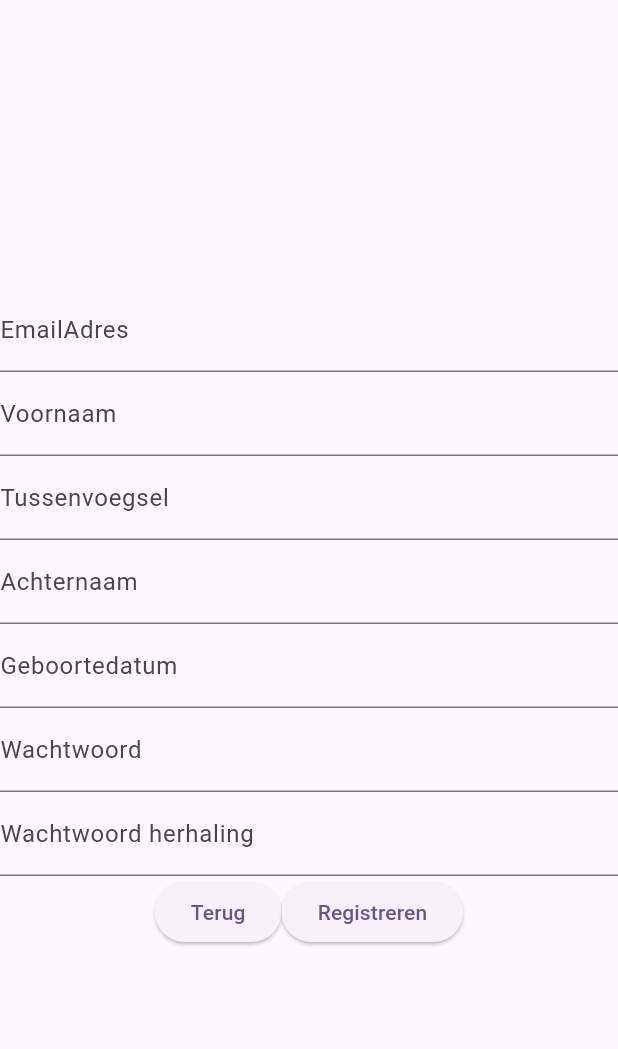
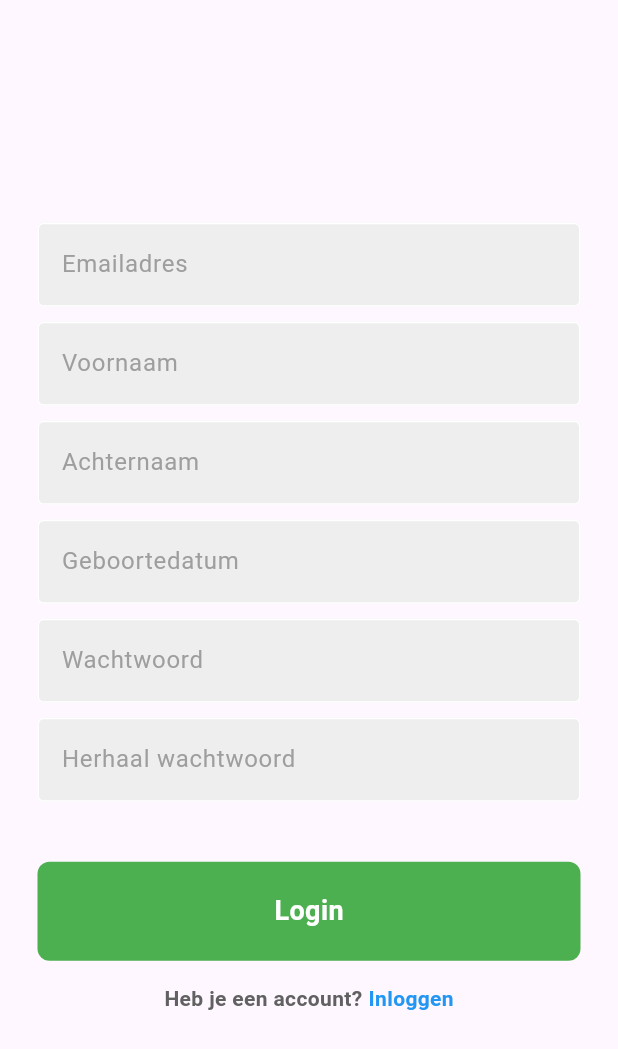
Before and after one commit to NGHRD/MoodCheckApp, a Flutter app: the RegisterPage screen opened directly, on a phone screen of 412 x 824 dp. Shown: the top 1049 px of the screen. Run offline on Flutter 3.47's test engine with Material 3 defaults, Android fonts, the phone set to English and light mode, and no system bars; our stand-ins replace google_nav_bar; network calls fail.

Commit message:
Add styled input and button components

```diff
--- /dev/null
+++ b/lib/components/my_button.dart
@@ -0,0 +1,39 @@
+import 'package:flutter/cupertino.dart';
+import 'package:flutter/material.dart';
+
+class MyButton extends StatelessWidget {
+  final String text;
+  final Function() onTab;
+
+  const MyButton({
+    super.key,
+    required this.text,
+    required this.onTab
+  });
+
+
+  @override
+  Widget build(BuildContext context) {
+    return GestureDetector(
+      onTap: onTab,
+      child: Container(
+        padding: const EdgeInsets.all(20),
+        margin: const EdgeInsets.symmetric(horizontal: 25),
+        decoration: BoxDecoration(
+            color: Colors.green,
+            borderRadius: BorderRadius.circular(8)
+        ),
+        child: Center(
+          child: Text(
+            text,
+            style: TextStyle(
+                color: Colors.white,
+                fontWeight: FontWeight.bold,
+                fontSize: 18
+            ),
+          ),
+        ),
+      ),
+    );
+  }
+}
--- /dev/null
+++ b/lib/components/my_textfield.dart
@@ -0,0 +1,45 @@
+import 'package:flutter/cupertino.dart';
+import 'package:flutter/material.dart';
+
+class MyTextfield extends StatelessWidget {
+  final controller;
+  final String hintText;
+  final bool obscureText, readOnly;
+  final void Function()? onTab;
+
+  const MyTextfield({
+    super.key,
+    required this.controller,
+    required this.hintText,
+    required this.readOnly,
+    required this.obscureText,
+    this.onTab,
+  });
+
+  @override
+  Widget build(BuildContext context) {
+    return Padding(
+      padding: const EdgeInsets.symmetric(horizontal: 25.0),
+      child: TextField(
+        onTap: onTab,
+        readOnly: readOnly,
+        controller: controller,
+        obscureText: obscureText,
+        decoration: InputDecoration(
+            enabledBorder: const OutlineInputBorder(
+                borderSide: BorderSide(color: Colors.white)
+            ),
+            focusedBorder: OutlineInputBorder(
+                borderSide: BorderSide(color: Colors.grey.shade400)
+            ),
+            filled: true,
+            fillColor: Colors.grey.shade200,
+            hintText: hintText,
+          hintStyle: TextStyle(
+            color: Colors.grey[500]
+          )
+        ),
+      ),
+    );
+  }
+}
--- a/lib/main.dart
+++ b/lib/main.dart
@@ -14,7 +14,6 @@ class MyApp extends StatelessWidget {
       debugShowCheckedModeBanner: false,
       title: 'Mood Check',
       theme: ThemeData(
-        colorScheme: ColorScheme.fromSeed(seedColor: Colors.deepPurple),
         useMaterial3: true,
       ),
       home: const LoginPage(),
--- a/lib/pages/register_page.dart
+++ b/lib/pages/register_page.dart
@@ -1,8 +1,11 @@
 import 'package:flutter/cupertino.dart';
 import 'package:flutter/material.dart';
 import 'package:intl/intl.dart';
+import 'package:mood_check/components/my_textfield.dart';
 import 'package:mood_check/pages/login_page.dart';
 import 'package:mood_check/services/auth_service.dart';
+
+import '../components/my_button.dart';
 
 class RegisterPage extends StatefulWidget {
   const RegisterPage({super.key});
@@ -20,7 +23,32 @@ class _RegisterPageState extends State<RegisterPage> {
   TextEditingController _passwordController = TextEditingController();
   TextEditingController _passwordCheckController = TextEditingController();
 
- final _auth = AuthService();
+  final _auth = AuthService();
+
+  void openCalender() async{
+    DateTime? pickedDate = await showDatePicker(
+        context: context,
+        initialDate: DateTime(2000),
+        firstDate:DateTime(1900),
+        lastDate: DateTime(DateTime.now().year - 18)
+    );
+    if(pickedDate != null ){
+      setState(() {
+        _birthdateController.text = DateFormat('yyyy-dd-MM').format(pickedDate);//set foratted date to TextField value.
+      });
+    }
+  }
+
+  void registerUser() {
+    _auth.register(
+      _emailController.text,
+      _firstNameController.text,
+      _prefixController.text,
+      _lastNameController.text,
+      _birthdateController.text,
+      _passwordController.text
+    );
+  }
 
   @override
   Widget build(BuildContext context) {
@@ -29,86 +57,77 @@ class _RegisterPageState extends State<RegisterPage> {
         child: Column(
           mainAxisAlignment: MainAxisAlignment.center,
           children: <Widget>[
-            TextField(
+            MyTextfield(
               controller: _emailController,
-              decoration: const InputDecoration(
-                labelText: 'EmailAdres'
-              )
+              hintText: 'Emailadres',
+              obscureText: false,
+              readOnly: false,
             ),
-            TextField(
+            SizedBox(height: 10),
+            MyTextfield(
               controller: _firstNameController,
-              decoration: const InputDecoration(
-                labelText: 'Voornaam'
-              )
+              hintText: 'Voornaam',
+              obscureText: false,
+              readOnly: false,
             ),
-            TextField(
-              controller: _prefixController,
-              decoration: const InputDecoration(
-                labelText: 'Tussenvoegsel',
-              ),
+            SizedBox(height: 10),
+            MyTextfield(
+              controller: _lastNameController,
+              hintText: 'Achternaam',
+              obscureText: false,
+              readOnly: false,
             ),
-            TextField(
-              controller: _lastNameController,
-              decoration: const InputDecoration(
-                labelText: 'Achternaam',
-              ),
-            ),
-            TextField(
+            SizedBox(height: 10),
+            MyTextfield(
               controller: _birthdateController,
               readOnly: true,
-              onTap: () async {
-                DateTime? pickedDate = await showDatePicker(
-                    context: context,
-                    initialDate: DateTime(2000),
-                    firstDate:DateTime(1900),
-                    lastDate: DateTime(DateTime.now().year - 18)
-                );
-                if(pickedDate != null ){
-                  setState(() {
-                    _birthdateController.text = DateFormat('yyyy-dd-MM').format(pickedDate);; //set foratted date to TextField value.
-                  });
-                }
-              },
-              decoration: const InputDecoration(
-                  labelText: 'Geboortedatum'
-              ),
+              hintText: 'Geboortedatum',
+                onTab: openCalender,
+              obscureText: false,
             ),
-            TextField(
+            SizedBox(height: 10),
+            MyTextfield(
               controller: _passwordController,
+              hintText: 'Wachtwoord',
               obscureText: true,
-              decoration: const InputDecoration(
-                labelText: 'Wachtwoord'
-              ),
+              readOnly: false,
             ),
-            TextField(
+            SizedBox(height: 10),
+            MyTextfield(
               controller: _passwordCheckController,
               obscureText: true,
-              decoration: const InputDecoration(
-                  labelText: 'Wachtwoord herhaling'
-              ),
+              hintText: 'Herhaal wachtwoord',
+              readOnly: false,
             ),
+            const SizedBox(height: 40),
+            MyButton(
+              text: 'Login',
+              onTab: registerUser,
+            ),
+            const SizedBox(height: 15),
             Row(
               mainAxisAlignment: MainAxisAlignment.center,
               children: <Widget>[
-                ElevatedButton(
-                    onPressed: () => {
-                      Navigator.pushReplacement(
-                          context, MaterialPageRoute(builder: (context) => LoginPage()))
-                    },
-                    child: const Text('Terug')
+                Text(
+                  'Heb je een account?',
+                  style: TextStyle(
+                      color: Colors.grey[700],
+                      fontWeight: FontWeight.bold
+                  ),
                 ),
-                ElevatedButton(
-                    onPressed: () => {
-                      _auth.register(
-                          _emailController.text,
-                          _firstNameController.text,
-                          _prefixController.text,
-                          _lastNameController.text,
-                          _birthdateController.text,
-                          _passwordController.text
-                      )
-                    },
-                    child: const Text('Registreren')
+                const SizedBox(width: 4),
+                GestureDetector(
+                  onTap: () => {
+                    Navigator.pushReplacement(
+                        context, MaterialPageRoute(builder: (context) => LoginPage()))
+                  },
+                  child: const Text(
+                    'Inloggen',
+                    style: TextStyle(
+                        color: Colors.blue,
+                        fontWeight: FontWeight.bold
+                    ),
+                  ),
                 )
               ],
             )
```
Also changed, not shown: lib/pages/login_page.dart (+60 -29 lines), pubspec.lock.
